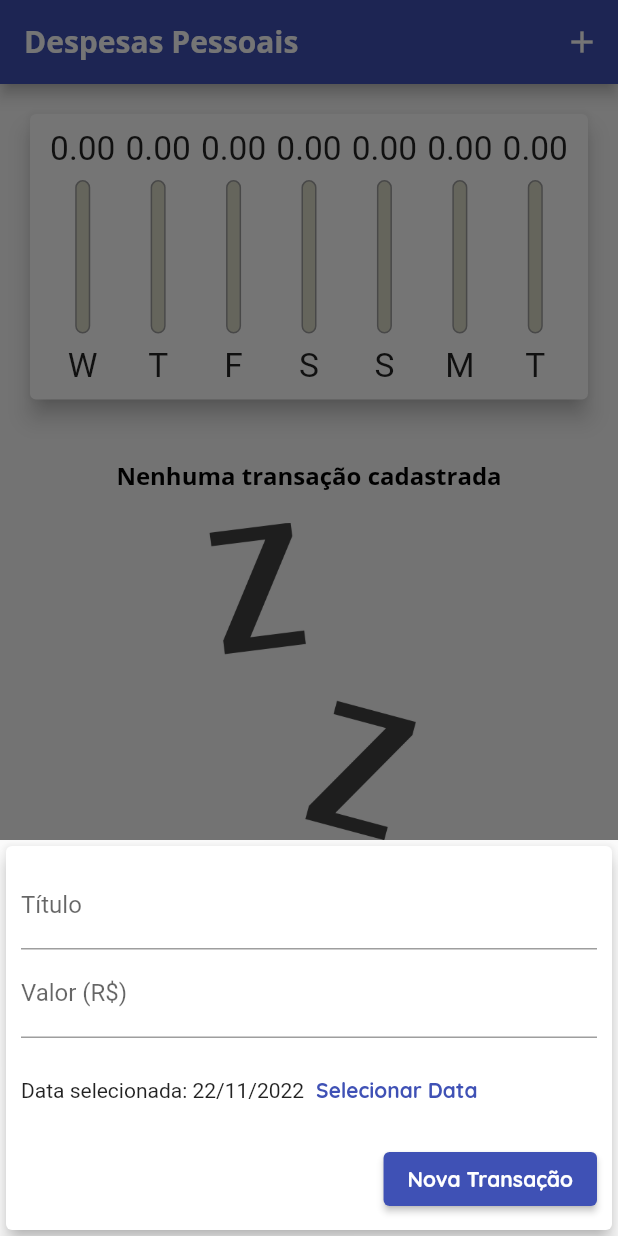
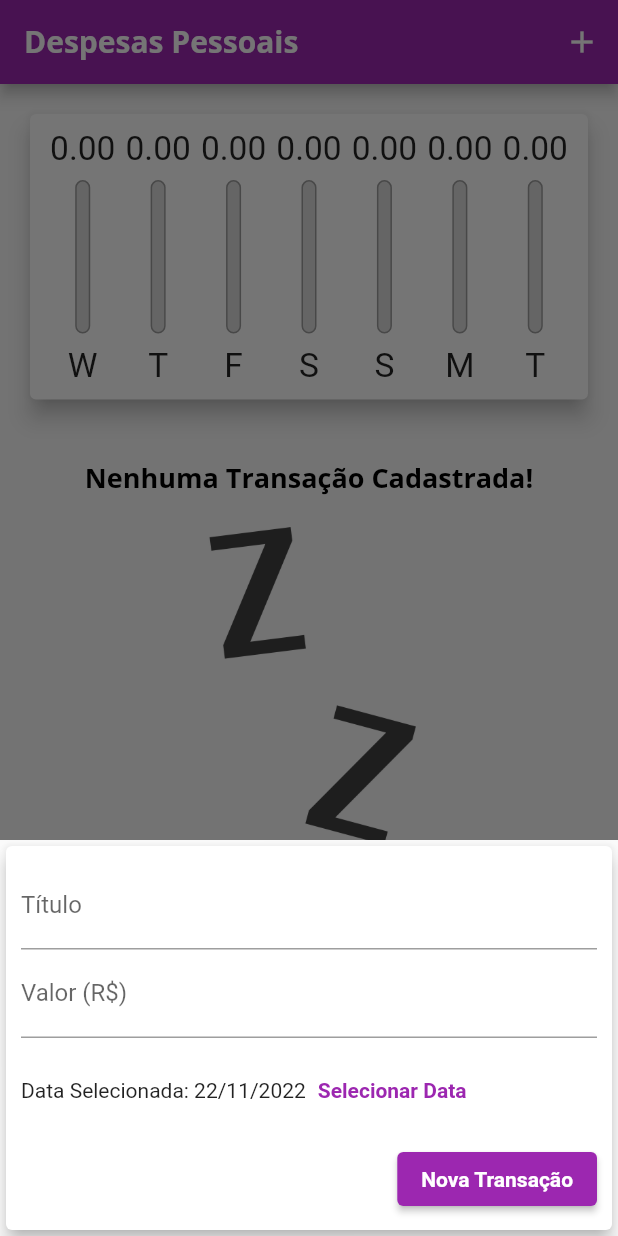
Before and after one commit to chriaalonso/flutter, a Flutter app: the screen it shows after launch, after a tap on the "add" icon, on a phone screen of 412 x 824 dp. Run offline on Flutter 3.47's test engine with Material 2 defaults, Android fonts, the phone set to English and light mode, and no system bars.

```diff
--- a/expenses/lib/components/adaptative_button.dart
+++ b/expenses/lib/components/adaptative_button.dart
@@ -1,20 +1,16 @@
-import 'package:flutter/src/widgets/container.dart';
-import 'package:flutter/src/widgets/framework.dart';
 import 'dart:io';
 import 'package:flutter/cupertino.dart';
 import 'package:flutter/material.dart';
 
-class AdaptativeButon extends StatelessWidget {
-  // const AdaptativeButon({super.key});
-
+class AdaptativeButton extends StatelessWidget {
   final String label;
   final Function() onPressed;
 
-  AdaptativeButon(
+  const AdaptativeButton(
     this.label,
     this.onPressed, {
-      Key? key,
-    }) : super(key: key);
+    Key? key,
+  }) : super(key: key);
 
   @override
   Widget build(BuildContext context) {
@@ -35,6 +31,6 @@ class AdaptativeButon extends StatelessWidget {
               ),
             ),
             onPressed: onPressed,
-        );
+          );
   }
 }
--- a/expenses/lib/components/adaptative_date_picker.dart
+++ b/expenses/lib/components/adaptative_date_picker.dart
@@ -1,13 +1,9 @@
-import 'package:flutter/src/widgets/container.dart';
-import 'package:flutter/src/widgets/framework.dart';
+import 'dart:io';
 import 'package:flutter/cupertino.dart';
 import 'package:flutter/material.dart';
-import 'dart:io';
 import 'package:intl/intl.dart';
 
 class AdaptativeDatePicker extends StatelessWidget {
-  // const AdaptativeDatePicker({super.key});
-
   final DateTime? selectedDate;
   final Function(DateTime)? onDateChanged;
 
@@ -48,11 +44,11 @@ class AdaptativeDatePicker extends StatelessWidget {
         : SizedBox(
             height: 70,
             child: Row(
-              children: [
+              children: <Widget>[
                 Text(
                   selectedDate == null
-                      ? 'Nenhuma data selecionada'
-                      : 'Data selecionada: ${DateFormat('dd/MM/y').format(selectedDate!)}',
+                      ? 'Nenhuma data selecionada!'
+                      : 'Data Selecionada: ${DateFormat('dd/MM/y').format(selectedDate!)}',
                 ),
                 TextButton(
                   child: const Text(
@@ -62,7 +58,7 @@ class AdaptativeDatePicker extends StatelessWidget {
                     ),
                   ),
                   onPressed: () => _showDatePicker(context),
-                ),
+                )
               ],
             ),
           );
--- a/expenses/lib/components/adaptative_text_field.dart
+++ b/expenses/lib/components/adaptative_text_field.dart
@@ -1,12 +1,8 @@
-import 'package:flutter/src/widgets/container.dart';
-import 'package:flutter/src/widgets/framework.dart';
+import 'dart:io';
 import 'package:flutter/cupertino.dart';
 import 'package:flutter/material.dart';
-import 'dart:io';
 
 class AdaptativeTextField extends StatelessWidget {
-  // const AdaptativeTextField({super.key});
-
   final String? label;
   final TextEditingController? controller;
   final TextInputType keyboardType;
--- a/expenses/lib/components/chart_bar.dart
+++ b/expenses/lib/components/chart_bar.dart
@@ -1,10 +1,6 @@
-import 'package:flutter/src/widgets/container.dart';
-import 'package:flutter/src/widgets/framework.dart';
 import 'package:flutter/material.dart';
 
 class ChartBar extends StatelessWidget {
-  // const ChartBar({super.key});
-
   final String? label;
   final double? value;
   final double? percentage;
@@ -13,7 +9,8 @@ class ChartBar extends StatelessWidget {
     this.label,
     this.value,
     this.percentage,
-  });
+    Key? key,
+  }) : super(key: key);
 
   @override
   Widget build(BuildContext context) {
@@ -21,10 +18,10 @@ class ChartBar extends StatelessWidget {
       builder: (ctx, constraints) {
         return Column(
           children: [
-            Container(
+            SizedBox(
               height: constraints.maxHeight * 0.15,
               child: FittedBox(
-                child: Text('${value!.toStringAsFixed(2)}'),
+                child: Text(value!.toStringAsFixed(2)),
               ),
             ),
             SizedBox(height: constraints.maxHeight * 0.05),
@@ -33,14 +30,14 @@ class ChartBar extends StatelessWidget {
               width: 10,
               child: Stack(
                 alignment: Alignment.bottomCenter,
-                children: [
+                children: <Widget>[
                   Container(
                     decoration: BoxDecoration(
                       border: Border.all(
                         color: Colors.grey,
                         width: 1.0,
                       ),
-                      color: const Color.fromRGBO(220, 220, 200, 1),
+                      color: const Color.fromRGBO(220, 220, 220, 1),
                       borderRadius: BorderRadius.circular(5),
                     ),
                   ),
@@ -57,7 +54,7 @@ class ChartBar extends StatelessWidget {
               ),
             ),
             SizedBox(height: constraints.maxHeight * 0.05),
-            Container(
+            SizedBox(
               height: constraints.maxHeight * 0.15,
               child: FittedBox(
                 child: Text(label!),
--- a/expenses/lib/components/transaction_form.dart
+++ b/expenses/lib/components/transaction_form.dart
@@ -1,5 +1,3 @@
-import 'package:flutter/src/widgets/container.dart';
-import 'package:flutter/src/widgets/framework.dart';
 import 'package:flutter/material.dart';
 import 'adaptative_button.dart';
 import 'adaptative_text_field.dart';
@@ -8,27 +6,26 @@ import 'adaptative_date_picker.dart';
 class TransactionForm extends StatefulWidget {
   final void Function(String, double, DateTime) onSubmit;
 
-  TransactionForm(this.onSubmit, {Key? key}) : super(key: key);
+  const TransactionForm(this.onSubmit, {Key? key}) : super(key: key);
 
   @override
   State<TransactionForm> createState() => _TransactionFormState();
 }
 
 class _TransactionFormState extends State<TransactionForm> {
-  // const TransactionForm({super.key});
   final _titleController = TextEditingController();
   final _valueController = TextEditingController();
-  DateTime _selectedDate = DateTime.now();
+  DateTime? _selectedDate = DateTime.now();
 
   _submitForm() {
     final title = _titleController.text;
-    final value = double.tryParse(_valueController.text) ?? 0.0;
+    final value = double.tryParse(_valueController.text) ?? 0;
 
     if (title.isEmpty || value <= 0 || _selectedDate == null) {
       return;
     }
 
-    widget.onSubmit(title, value, _selectedDate);
+    widget.onSubmit(title, value, _selectedDate!);
   }
 
   @override
@@ -48,13 +45,14 @@ class _TransactionFormState extends State<TransactionForm> {
               AdaptativeTextField(
                 label: 'Título',
                 controller: _titleController,
-                onSubmitted: (_) => _submitForm(),
+                onSubmitted: (_) => _submitForm,
               ),
               AdaptativeTextField(
                 label: 'Valor (R\$)',
                 controller: _valueController,
-                keyboardType: TextInputType.numberWithOptions(decimal: true),
-                onSubmitted: (_) => _submitForm(),
+                keyboardType:
+                    const TextInputType.numberWithOptions(decimal: true),
+                onSubmitted: (_) => _submitForm,
               ),
               AdaptativeDatePicker(
                 selectedDate: _selectedDate,
@@ -66,8 +64,8 @@ class _TransactionFormState extends State<TransactionForm> {
               ),
               Row(
                 mainAxisAlignment: MainAxisAlignment.end,
-                children: [
-                  AdaptativeButon(
+                children: <Widget>[
+                  AdaptativeButton(
                     'Nova Transação',
                     _submitForm,
                   ),
--- a/expenses/lib/components/transaction_list.dart
+++ b/expenses/lib/components/transaction_list.dart
@@ -1,16 +1,13 @@
-import 'package:flutter/src/widgets/container.dart';
-import 'package:flutter/src/widgets/framework.dart';
 import 'package:flutter/material.dart';
-import '../models/transactions.dart';
-import 'package:intl/intl.dart';
+import './transaction_item.dart';
+import '../models/transaction.dart';
 
 class TransactionList extends StatelessWidget {
-  // const TransactionList({super.key});
-
   final List<Transaction> transactions;
   final void Function(String) onRemove;
 
-  const TransactionList(this.transactions, this.onRemove);
+  const TransactionList(this.transactions, this.onRemove, {Key? key})
+      : super(key: key);
 
   @override
   Widget build(BuildContext context) {
@@ -19,13 +16,13 @@ class TransactionList extends StatelessWidget {
             builder: (ctx, constraints) {
               return Column(
                 children: [
-                  SizedBox(height: 20),
+                  const SizedBox(height: 20),
                   Text(
-                    'Nenhuma transação cadastrada',
-                    style: Theme.of(context).textTheme.bodyText1,
+                    'Nenhuma Transação Cadastrada!',
+                    style: Theme.of(context).textTheme.headline6,
                   ),
-                  SizedBox(height: 20),
-                  Container(
+                  const SizedBox(height: 20),
+                  SizedBox(
                     height: constraints.maxHeight * 0.6,
                     child: Image.asset(
                       'assets/images/waiting.png',
@@ -40,54 +37,21 @@ class TransactionList extends StatelessWidget {
             itemCount: transactions.length,
             itemBuilder: (ctx, index) {
               final tr = transactions[index];
-              return Card(
-                elevation: 5,
-                margin: const EdgeInsets.symmetric(
-                  vertical: 8,
-                  horizontal: 5,
-                ),
-                child: ListTile(
-                  leading: CircleAvatar(
-                    backgroundColor: Colors.purple,
-                    radius: 30,
-                    child: Padding(
-                      padding: const EdgeInsets.all(6),
-                      child: FittedBox(
-                        child: Text(
-                          'R\$${tr.value}',
-                          style: const TextStyle(
-                            color: Colors.white,
-                          ),
-                        ),
-                      ),
-                    ),
-                  ),
-                  title: Text(
-                    tr.title,
-                    style: Theme.of(context).textTheme.headline6,
-                  ),
-                  subtitle: Text(
-                    DateFormat('d MMM y').format(tr.date),
-                  ),
-                  trailing: MediaQuery.of(context).size.width > 480
-                      ? TextButton.icon(
-                          onPressed: () => onRemove(tr.id),
-                          icon: Icon(Icons.delete,
-                              color: Theme.of(context).errorColor),
-                          label: Text(
-                            'Excluir',
-                            style:
-                                TextStyle(color: Theme.of(context).errorColor),
-                          ),
-                        )
-                      : IconButton(
-                          onPressed: () => onRemove(tr.id),
-                          color: Theme.of(context).errorColor,
-                          icon: Icon(Icons.delete),
-                        ),
-                ),
+              return TransactionItem(
+                key: GlobalObjectKey(tr.id),
+                tr: tr,
+                onRemove: onRemove,
               );
             },
           );
+    // ListView(
+    //     children: transactions.map((tr) {
+    //       return TransactionItem(
+    //         key: ValueKey(tr.id),
+    //         tr: tr,
+    //         onRemove: onRemove,
+    //       );
+    //     }).toList(),
+    //   );
   }
 }
--- a/expenses/lib/main.dart
+++ b/expenses/lib/main.dart
@@ -1,15 +1,14 @@
 import 'dart:math';
 import 'dart:io';
 
-import 'package:expenses/components/chart.dart';
-import 'package:expenses/models/transactions.dart';
+import 'package:expenses/components/transaction_form.dart';
+import 'package:flutter/material.dart';
 import 'package:flutter/cupertino.dart';
-import 'package:flutter/material.dart';
 
 import 'components/transaction_form.dart';
 import 'components/transaction_list.dart';
 import 'components/chart.dart';
-import 'models/transactions.dart';
+import 'models/transaction.dart';
 
 main() => runApp(ExpensesApp());
 
@@ -20,31 +19,29 @@ class ExpensesApp extends StatelessWidget {
   @override
   Widget build(BuildContext context) {
     return MaterialApp(
-      home: MyHomePage(),
-      theme: ThemeData(
-        primarySwatch: Colors.purple,
-        colorScheme: ColorScheme.fromSwatch().copyWith(
-          primary: Colors.indigo,
+      home: const MyHomePage(),
+      theme: tema.copyWith(
+        colorScheme: tema.colorScheme.copyWith(
+          primary: Colors.purple,
           secondary: Colors.amber,
         ),
-        fontFamily: 'Quicksand',
-        textTheme: ThemeData.light().textTheme.copyWith(
-              bodyText1: TextStyle(
+        textTheme: tema.textTheme.copyWith(
+          headline6: const TextStyle(
             fontFamily: 'OpenSans',
-                fontSize: 16,
+            fontSize: 18,
             fontWeight: FontWeight.bold,
             color: Colors.black,
           ),
-              button: TextStyle(
+          button: const TextStyle(
             color: Colors.white,
             fontWeight: FontWeight.bold,
           ),
         ),
-        appBarTheme: AppBarTheme(
+        appBarTheme: const AppBarTheme(
           titleTextStyle: TextStyle(
             fontFamily: 'OpenSans',
             fontSize: 20,
-            fontWeight: FontWeight.w600,
+            fontWeight: FontWeight.bold,
           ),
         ),
       ),
@@ -53,7 +50,7 @@ class ExpensesApp extends StatelessWidget {
 }
 
 class MyHomePage extends StatefulWidget {
-  MyHomePage({Key? key}) : super(key: key);
+  const MyHomePage({Key? key}) : super(key: key);
 
   @override
   State<MyHomePage> createState() => _MyHomePageState();
@@ -66,7 +63,7 @@ class _MyHomePageState extends State<MyHomePage> {
   List<Transaction> get _recentTransactions {
     return _transactions.where((tr) {
       return tr.date.isAfter(DateTime.now().subtract(
-        Duration(days: 7),
+        const Duration(days: 7),
       ));
     }).toList();
   }
@@ -97,7 +94,8 @@ class _MyHomePageState extends State<MyHomePage> {
       context: context,
       builder: (_) {
         return TransactionForm(_addTransaction);
-        });
+      },
+    );
   }
 
   Widget _getIconButton(IconData icon, Function() fn) {
@@ -109,7 +107,6 @@ class _MyHomePageState extends State<MyHomePage> {
   @override
   Widget build(BuildContext context) {
     final mediaQuery = MediaQuery.of(context);
-
     bool isLandscape = mediaQuery.orientation == Orientation.landscape;
 
     final iconList = Platform.isIOS ? CupertinoIcons.refresh : Icons.list;
@@ -163,12 +160,12 @@ class _MyHomePageState extends State<MyHomePage> {
             //     ],
             //   ),
             if (_showChart || !isLandscape)
-              Container(
+              SizedBox(
                 height: availableHeight * (isLandscape ? 0.8 : 0.3),
                 child: Chart(_recentTransactions),
               ),
             if (!_showChart || !isLandscape)
-              Container(
+              SizedBox(
                 height: availableHeight * (isLandscape ? 1 : 0.7),
                 child: TransactionList(_transactions, _removeTransaction),
               ),
@@ -194,8 +191,8 @@ class _MyHomePageState extends State<MyHomePage> {
             floatingActionButton: Platform.isIOS
                 ? Container()
                 : FloatingActionButton(
+                    child: const Icon(Icons.add),
                     onPressed: () => _openTransactionFormModal(context),
-                    child: Icon(Icons.add),
                   ),
             floatingActionButtonLocation:
                 FloatingActionButtonLocation.centerFloat,
```
Also changed, not shown: expenses/lib/components/chart.dart (+2 -6 lines), expenses/lib/components/transaction_item.dart (added, +87 -0 lines), expenses/lib/models/transaction.dart (renamed from expenses/lib/models/transactions.dart). Lines whose indentation alone changed are shown as unchanged.
